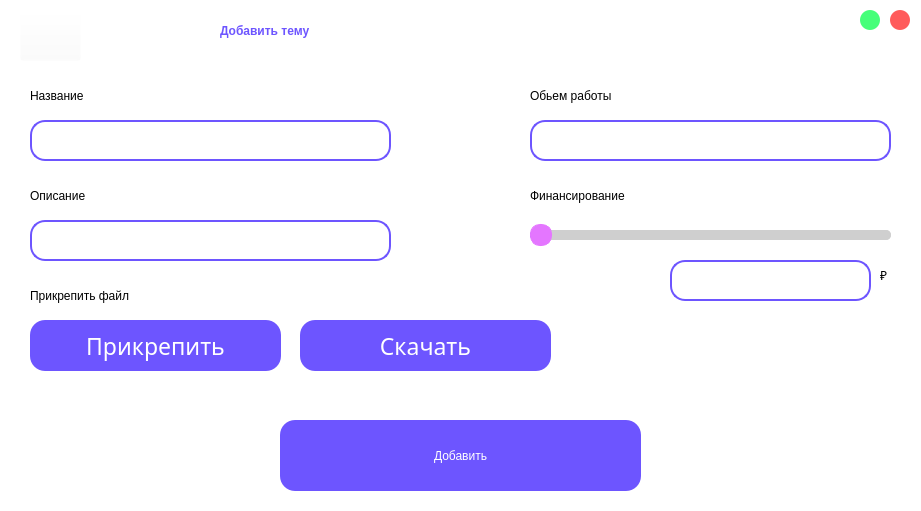
This is project/add_theme.ui in AssasinNik/meow as Qt 5 draws it before an edit. The edited form follows.
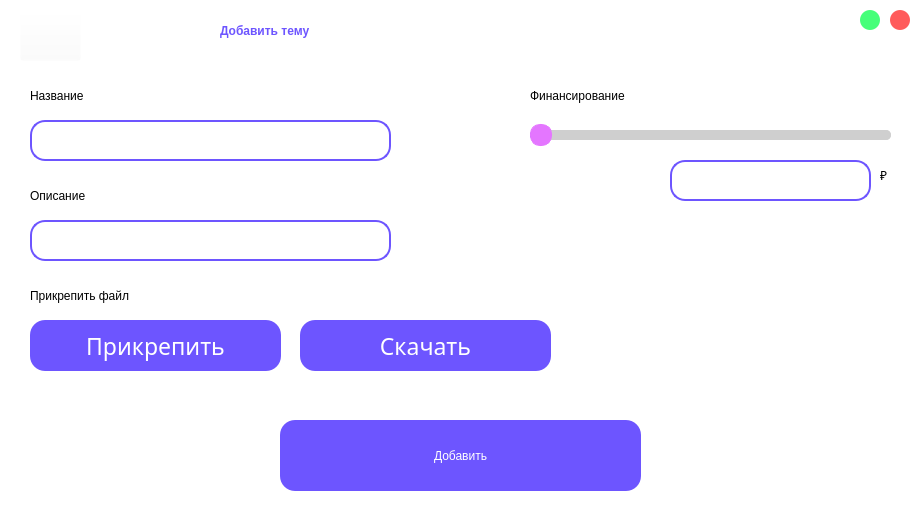
This is the edited form. Icons and pictures are not drawn.

What changed in the file:
```diff
--- a/project/add_theme.ui
+++ b/project/add_theme.ui
@@ -208,47 +208,11 @@
     <string>Прикрепить файл</string>
    </property>
   </widget>
-  <widget class="QLabel" name="label_5">
-   <property name="geometry">
-    <rect>
-     <x>530</x>
-     <y>80</y>
-     <width>201</width>
-     <height>31</height>
-    </rect>
-   </property>
-   <property name="styleSheet">
-    <string notr="true">color: rgb(0, 0, 0);
-font: 75 18pt &quot;Karla&quot;;
-</string>
-   </property>
-   <property name="text">
-    <string>Обьем работы</string>
-   </property>
-  </widget>
-  <widget class="QLineEdit" name="lineEdit_5">
-   <property name="geometry">
-    <rect>
-     <x>530</x>
-     <y>120</y>
-     <width>361</width>
-     <height>41</height>
-    </rect>
-   </property>
-   <property name="styleSheet">
-    <string notr="true">border-radius: 15px; 
-font: 14pt &quot;Karla&quot;;
-padding-left: 10px;
-padding-right:10px;
-border: 2px solid #6D55FF;
-</string>
-   </property>
-  </widget>
   <widget class="QSlider" name="horizontalSlider">
    <property name="geometry">
     <rect>
      <x>530</x>
-     <y>220</y>
+     <y>120</y>
      <width>361</width>
      <height>31</height>
     </rect>
@@ -288,7 +252,7 @@
    <property name="geometry">
     <rect>
      <x>530</x>
-     <y>180</y>
+     <y>80</y>
      <width>231</width>
      <height>31</height>
     </rect>
@@ -340,7 +304,7 @@
    <property name="geometry">
     <rect>
      <x>670</x>
-     <y>260</y>
+     <y>160</y>
      <width>201</width>
      <height>41</height>
     </rect>
@@ -358,7 +322,7 @@
    <property name="geometry">
     <rect>
      <x>880</x>
-     <y>260</y>
+     <y>160</y>
      <width>31</width>
      <height>31</height>
     </rect>
```
Left out of the diff: 3 changed lines with no effect on the pictures.
